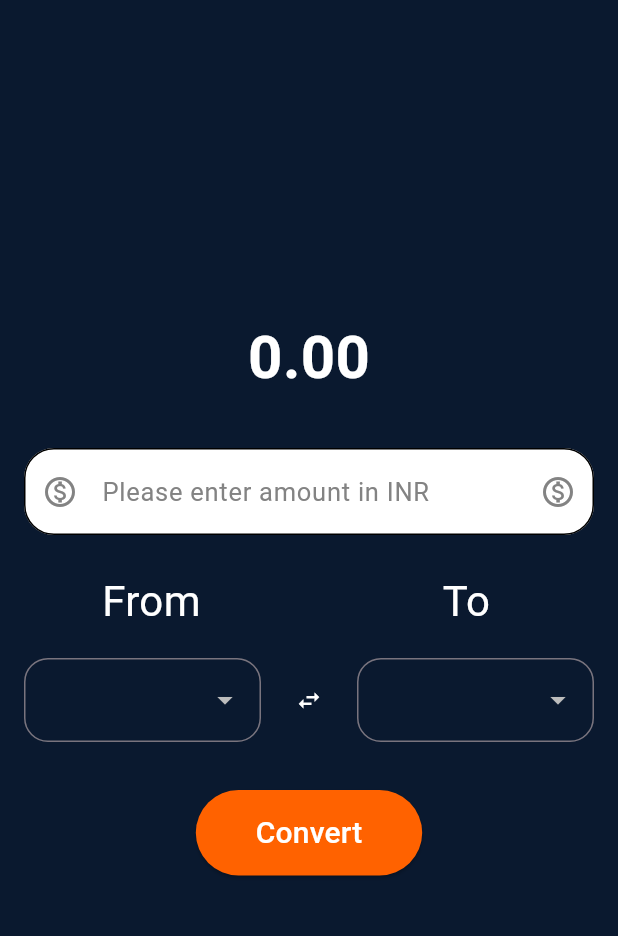
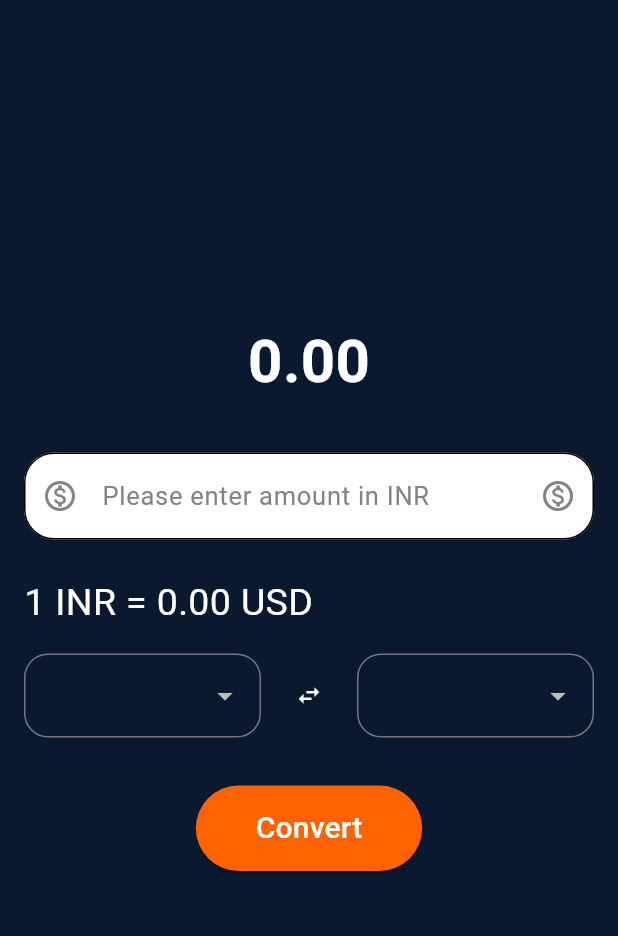
Before and after one commit to neil-surjiani/currency-converter-flutter, a Flutter app: the screen it shows after launch, after a tap on the "swap horiz" icon, on a phone screen of 412 x 824 dp, the part 65-1001 px from its top. Run offline on Flutter 3.47's test engine with Material 3 defaults, Android fonts, the phone set to English and light mode, and no system bars; our stand-ins replace flutter_dotenv; network calls fail.

Commit message:
New Features + Minor bug fixes

```diff
--- a/lib/currency_converter.dart
+++ b/lib/currency_converter.dart
@@ -23,6 +23,13 @@ class CurrencyConverterPage extends StatefulWidget {
 class _CurrencyConverterPageState extends State<CurrencyConverterPage> {
   // This class holds all mutable data (state) and UI logic
 
+  Future<void> getRate() async {
+    final rate = await fetchExchangeRate(fromCurrency, toCurrency);
+    setState(() {
+      exchangeRate = rate;
+    });
+  }
+
   // =======================
   // A class which converts values on pressed
   // =======================
@@ -39,6 +46,7 @@ class _CurrencyConverterPageState extends State<CurrencyConverterPage> {
 
     // Update UI with converted value
     setState(() {
+      exchangeRate = rate;
       result = (amount * rate).toStringAsFixed(2);
     });
   }
@@ -65,6 +73,9 @@ class _CurrencyConverterPageState extends State<CurrencyConverterPage> {
   // Stores the converted amount displayed on screen
   String result = '0.00';
 
+  // To store exchange rate
+  double exchangeRate = 0.0;
+
   // Controller to read user input from the TextField
   final TextEditingController controller = TextEditingController();
 
@@ -72,10 +83,7 @@ class _CurrencyConverterPageState extends State<CurrencyConverterPage> {
   // CURRENCY LIST CALL LOGIC
   // =======================
 
-  Future<void> fetchCurrencies({
-    required String from,
-    required String to,
-  }) async {
+  Future<void> fetchCurrencies({required String from,required String to,}) async {
     String myKey = dotenv.env['API_KEY'] ?? '';
     final url = Uri.parse(
       'https://v6.exchangerate-api.com/v6/$myKey/latest/$from',
@@ -88,6 +96,8 @@ class _CurrencyConverterPageState extends State<CurrencyConverterPage> {
 
       // ✅ Extract currencies from API
       final rates = data['conversion_rates'] as Map<String, dynamic>;
+
+      getRate();
 
       setState(() {
         currencies = rates.keys.toList()..sort();
@@ -111,6 +121,8 @@ class _CurrencyConverterPageState extends State<CurrencyConverterPage> {
 
     // Make GET request to the API
     final response = await http.get(url);
+
+    getRate();
 
     // If both currencies are same, conversion rate is 1
     if (from == to) {
@@ -256,33 +268,18 @@ class _CurrencyConverterPageState extends State<CurrencyConverterPage> {
             const SizedBox(height: 24),
 
             // =======================
-            // FROM & TO
+            // SHOWING CONVERSION RATE
             // =======================
-
-            Row(
+            Padding(
+              padding: EdgeInsets.only(bottom: 16),
+              child: Row(
                 children: [
-                Expanded(
-                  child: Padding(
-                    padding: const EdgeInsets.only(bottom: 18, right: 20),
-                    child: Text(
-                      "From",
-                      textAlign: TextAlign.center,
-                      style: const TextStyle(fontSize: 28, color: Colors.white),
-                    ),
-                  ),
-                ),
-
-                Expanded(
-                  child: Padding(
-                    padding: const EdgeInsets.only(bottom: 18, left: 20),
-                    child: Text(
-                      "To",
-                      textAlign: TextAlign.center,
-                      style: const TextStyle(fontSize: 28, color: Colors.white),
-                    ),
-                  ),
+                  Text(
+                    '1 $fromCurrency = ${exchangeRate.toStringAsFixed(2)} $toCurrency',
+                    style: const TextStyle(color: Colors.white, fontSize: 25),
                   ),
                 ],
+              ),
             ),
 
             // =======================
@@ -304,7 +301,6 @@ class _CurrencyConverterPageState extends State<CurrencyConverterPage> {
                 // =======================
                 // REVERSE BUTTON
                 // =======================
-
                 TextButton(
                   style: TextButton.styleFrom(
                     backgroundColor: const Color.fromRGBO(10, 25, 47, 1),
```
Lines whose indentation alone changed are shown as unchanged.
